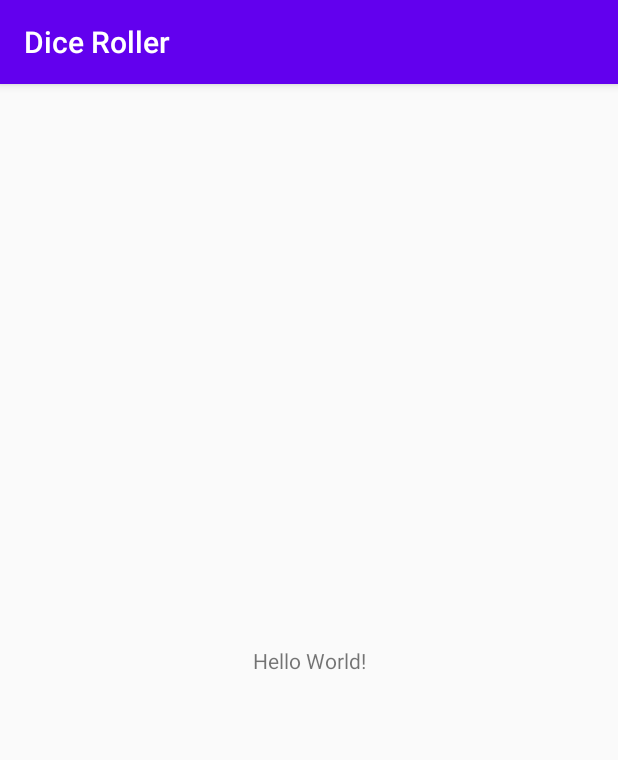
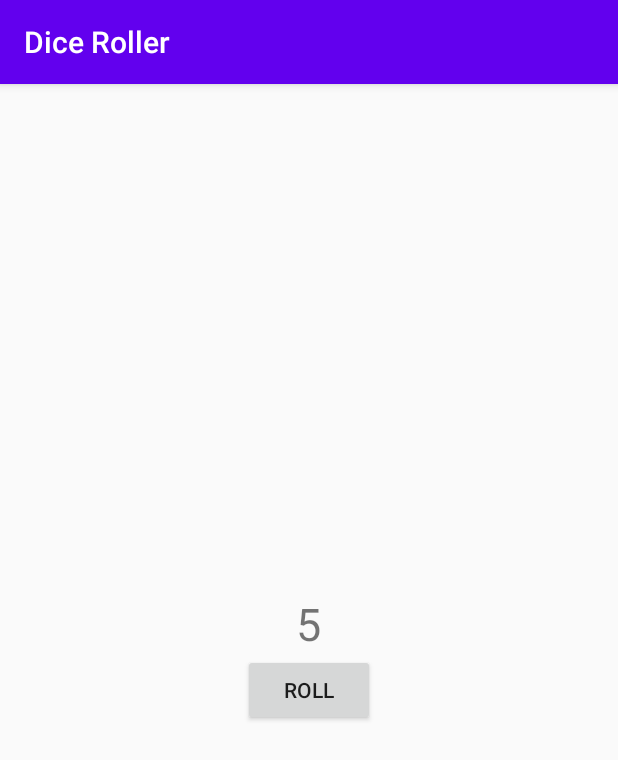
Before and after one commit to em4n0101/DiceRoller, an Android app: the screen it shows after launch (MainActivity), on a phone screen of 412 x 824 dp. Shown: the top 760 px of the screen. Run offline under Robolectric (Android 15) with nearby library versions, the phone set to English and light mode, and no system bars.

Commit message:
(code): Basic roll dice implementation

```diff
--- a/app/src/main/java/com/em4n0101/diceroller/MainActivity.kt
+++ b/app/src/main/java/com/em4n0101/diceroller/MainActivity.kt
@@ -2,10 +2,22 @@ package com.em4n0101.diceroller
 
 import androidx.appcompat.app.AppCompatActivity
 import android.os.Bundle
+import kotlinx.android.synthetic.main.activity_main.*
 
 class MainActivity : AppCompatActivity() {
   override fun onCreate(savedInstanceState: Bundle?) {
     super.onCreate(savedInstanceState)
     setContentView(R.layout.activity_main)
+    rollDice()
+
+    rollButton.setOnClickListener {
+       rollDice()
+    }
   }
+
+  private fun rollDice() {
+    randomNumberTextView.text = (1..6).random().toString()
+  }
+
+
 }
--- a/app/src/main/res/layout/activity_main.xml
+++ b/app/src/main/res/layout/activity_main.xml
@@ -1,18 +1,23 @@
 <?xml version="1.0" encoding="utf-8"?>
-<androidx.constraintlayout.widget.ConstraintLayout xmlns:android="http://schemas.android.com/apk/res/android"
-  xmlns:app="http://schemas.android.com/apk/res-auto"
-  xmlns:tools="http://schemas.android.com/tools"
-  android:layout_width="match_parent"
-  android:layout_height="match_parent"
-  tools:context=".MainActivity">
+<LinearLayout android:layout_width="match_parent"
+  android:layout_height="wrap_content"
+  xmlns:tool="http://schemas.android.com/tools"
+  android:orientation="vertical"
+  tool:context=".MainActivity"
+  xmlns:android="http://schemas.android.com/apk/res/android"
+  android:layout_gravity="center_vertical" >
 
   <TextView
+    android:id="@+id/randomNumberTextView"
     android:layout_width="wrap_content"
     android:layout_height="wrap_content"
-    android:text="Hello World!"
-    app:layout_constraintBottom_toBottomOf="parent"
-    app:layout_constraintLeft_toLeftOf="parent"
-    app:layout_constraintRight_toRightOf="parent"
-    app:layout_constraintTop_toTopOf="parent" />
+    android:textSize="30sp"
+    android:layout_gravity="center_horizontal" />
 
-</androidx.constraintlayout.widget.ConstraintLayout>
+  <Button
+    android:id="@+id/rollButton"
+    android:layout_width="wrap_content"
+    android:layout_height="wrap_content"
+    android:text="@string/roll"
+    android:layout_gravity="center_horizontal" />
+</LinearLayout>
--- a/app/src/main/res/values/strings.xml
+++ b/app/src/main/res/values/strings.xml
@@ -1,3 +1,4 @@
 <resources>
   <string name="app_name">Dice Roller</string>
+    <string name="roll">Roll</string>
 </resources>
```
